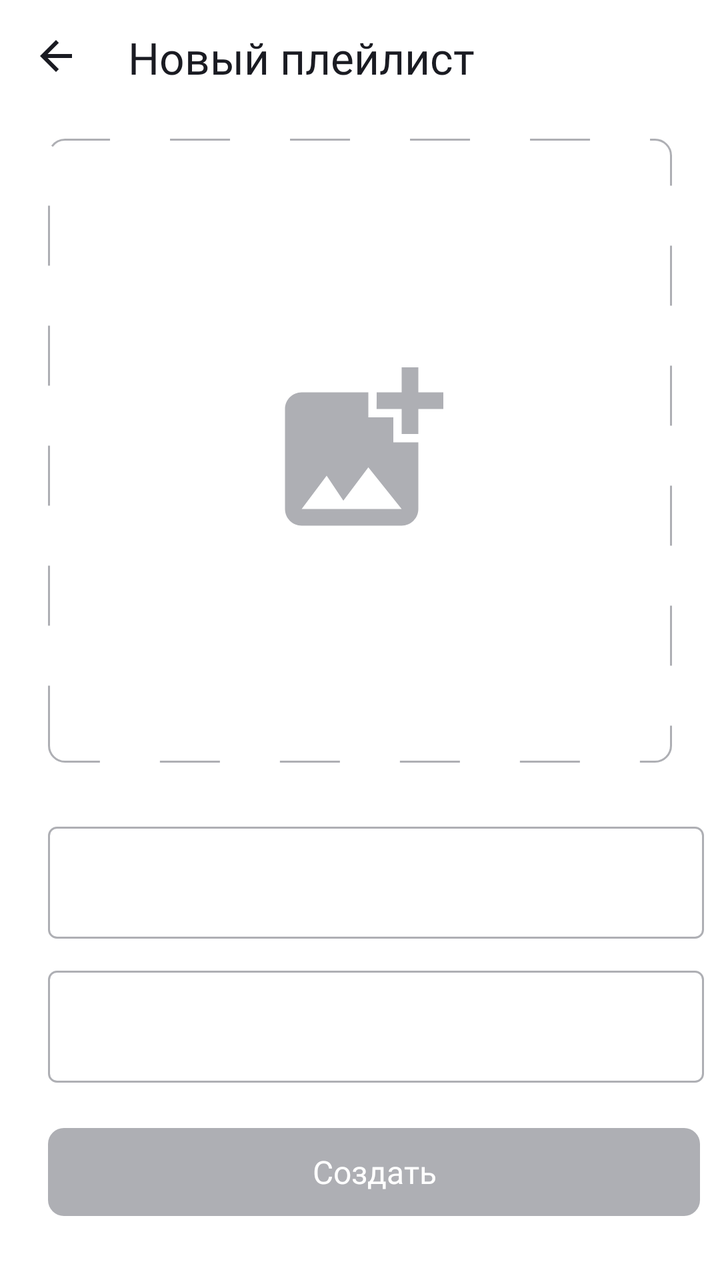
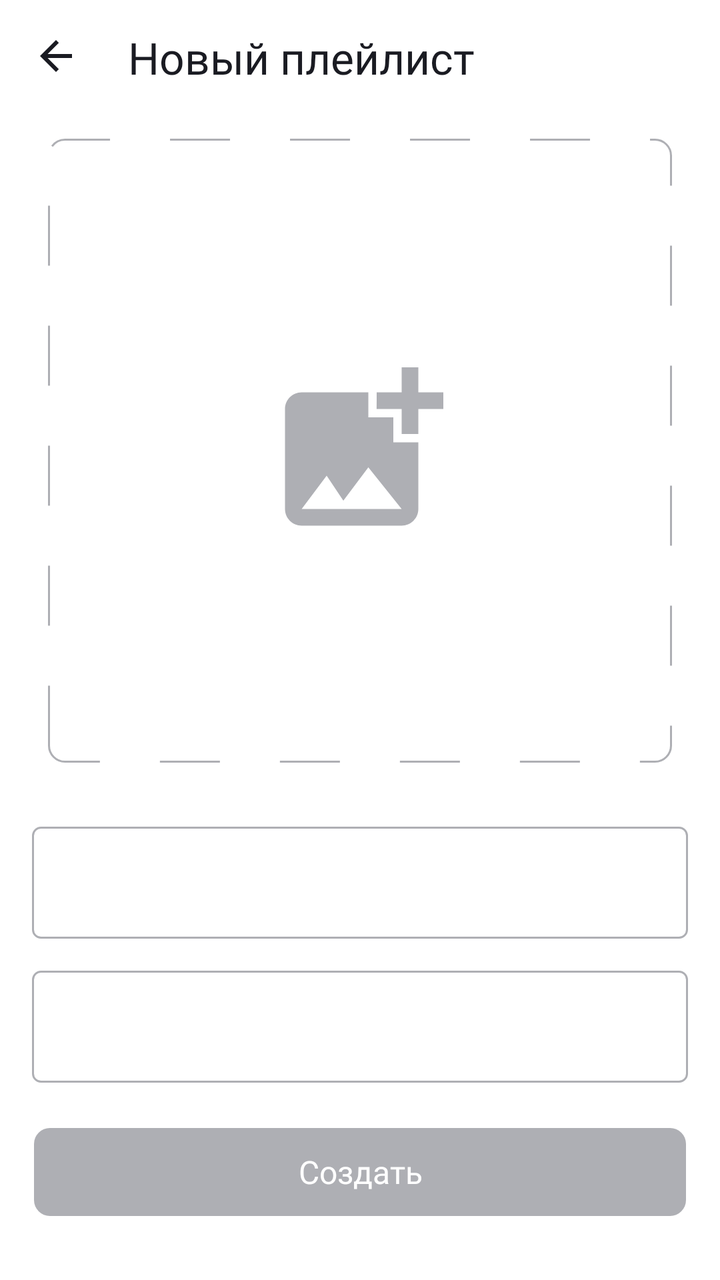

The first picture is an Android layout as it rendered before a commit; the second is the same layout after the commit. The layout source and the unified diff follow.
<!-- AndroidManifest.xml: application theme Theme.MaterialComponents.DayNight.NoActionBar -->
<!-- res/layout/fragment_playlist.xml -->
<?xml version="1.0" encoding="utf-8"?>
<androidx.constraintlayout.widget.ConstraintLayout
    xmlns:android="http://schemas.android.com/apk/res/android"
    android:layout_width="match_parent"
    android:layout_height="match_parent"
    xmlns:app="http://schemas.android.com/apk/res-auto"
    xmlns:tools="http://schemas.android.com/tools"
    android:id="@+id/playlistFragment"
    tools:context=".player.ui.fragment.AudioPlayerFragment"
    android:theme="@style/Base.Theme.PlaylistMaker"
    android:background="?attr/colorPrimary">
    <ImageView
        android:id="@+id/backButton"
        style="@style/BaseIcon"
        android:src="@drawable/ic_arrow"

        app:layout_constraintTop_toTopOf="parent"
        app:layout_constraintStart_toStartOf="parent"
        android:layout_marginStart="@dimen/small_margin"
        android:layout_marginTop="@dimen/small_margin"/>
    <TextView
        android:id="@+id/screenName"
        android:layout_width="wrap_content"
        android:layout_height="wrap_content"
        android:text="@string/new_playlist"
        style="@style/PrimaryText"

        app:layout_constraintTop_toTopOf="parent"
        app:layout_constraintStart_toEndOf="@id/backButton"
        android:layout_marginStart="@dimen/big_margin"
        android:layout_marginTop="14dp"/>

    <ImageView
        android:id="@+id/playlistImage"
        android:layout_width="312dp"
        android:layout_height="312dp"
        android:src="@drawable/ic_new_playlist"
        android:scaleType="center"

        android:background="@drawable/playlist_image_background"

        app:layout_constraintStart_toStartOf="parent"
        app:layout_constraintEnd_toEndOf="parent"
        app:layout_constraintTop_toBottomOf="@id/screenName"
        android:layout_marginTop="26dp"

        android:foreground="?attr/selectableItemBackground"/>
    
    <EditText
        android:id="@+id/playlistName"
        android:layout_width="328dp"
        android:layout_height="56dp"
        android:paddingHorizontal="16dp"
        android:paddingVertical="18dp"
        android:hint="@string/playlist_name"
        android:textColorHint="?attr/colorOnPrimary"
        style="@style/BodySmallText"

        android:background="@drawable/edit_text_background"

        app:layout_constraintStart_toStartOf="@id/playlistImage"
        app:layout_constraintTop_toBottomOf="@id/playlistImage"
        android:layout_marginTop="32dp"

        android:stateListAnimator="@animator/edit_text_focus"/>

    <EditText
        android:id="@+id/playlistDescription"
        android:layout_width="328dp"
        android:layout_height="56dp"
        android:paddingHorizontal="@dimen/small_margin"
        android:paddingVertical="18dp"
        android:hint="@string/playlist_description"
        android:textColorHint="?attr/colorOnPrimary"
        style="@style/BodySmallText"

        android:background="@drawable/edit_text_background"

        app:layout_constraintTop_toBottomOf="@id/playlistName"
        app:layout_constraintStart_toStartOf="@id/playlistImage"
        android:layout_marginTop="@dimen/small_margin"

        android:stateListAnimator="@animator/edit_text_focus"/>

    <androidx.appcompat.widget.AppCompatButton
        android:id="@+id/saveButton"
        android:layout_width="326dp"
        android:layout_height="44dp"
        android:text="@string/create"
        android:background="@drawable/button_states"
        android:textColor="@color/white"
        android:textSize="@dimen/small_text_size"
        android:fontFamily="@font/ys_display_medium"
        android:textFontWeight="500"
        android:textAllCaps="false"
        android:enabled="false"

        app:layout_constraintBottom_toBottomOf="parent"
        app:layout_constraintStart_toStartOf="@id/playlistImage"
        android:layout_marginBottom="32dp"

        android:foreground="?attr/selectableItemBackground"/>
</androidx.constraintlayout.widget.ConstraintLayout>
<!-- resources referenced by this layout -->
<resources>
  <color name="white">#FFFFFFFF</color>
  <dimen name="big_margin">24dp</dimen>
  <dimen name="small_margin">16dp</dimen>
  <dimen name="small_text_size">16sp</dimen>
  <!-- drawable edit_text_background (drawable) -->
  <?xml version="1.0" encoding="utf-8"?>
  <shape xmlns:android="http://schemas.android.com/apk/res/android">
      <stroke
          android:color="@color/edit_text_stroke_selector"
          android:width="1dp"/>
      <corners android:radius="4dp"/>
  </shape>
  <!-- drawable ic_arrow (drawable) -->
  <vector xmlns:android="http://schemas.android.com/apk/res/android"
      android:width="24dp"
      android:height="24dp"
      android:viewportWidth="24"
      android:viewportHeight="24">
    <group>
      <clip-path
          android:pathData="M0,0h24v24h-24z"/>
      <path
          android:pathData="M20,11H7.83L13.42,5.41L12,4L4,12L12,20L13.41,18.59L7.83,13H20V11Z"
          android:fillColor="#1A1B22"/>
    </group>
  </vector>
  <!-- drawable playlist_image_background (drawable) -->
  <?xml version="1.0" encoding="utf-8"?>
  <shape xmlns:android="http://schemas.android.com/apk/res/android">
      <size android:height="312dp"
          android:width="312dp"/>
      <corners android:radius="8dp"/>
  
      <stroke
          android:color="@color/text_grey"
          android:width="1dp"
          android:dashWidth="30dp"
          android:dashGap="30dp"/>
  </shape>
  <string name="create">Создать</string>
  <string name="new_playlist">Новый плейлист</string>
  <string name="playlist_description">Описание</string>
  <string name="playlist_name">Название*</string>
  <style name="Base.Theme.PlaylistMaker" parent="Theme.MaterialComponents.DayNight.NoActionBar">
          <item name="colorPrimary">@color/white</item>
          <item name="colorSecondary">@color/blue</item>
          <item name="colorOnPrimary">@color/black</item>
          <item name="colorOnBackground">@color/text_grey</item>
          <item name="colorOnContainer">@color/light_gray</item>
          <item name="colorTertiary">@color/light_gray</item>
          <item name="colorOnTertiary">@color/text_grey</item>
      </style>
  <style name="BaseIcon">
          <item name="android:foreground">?attr/selectableItemBackground</item>
          <item name="android:layout_height">@dimen/icon_size</item>
          <item name="android:layout_width">@dimen/icon_size</item>
          <item name="tint">?attr/colorOnPrimary</item>
          <item name="backgroundTint">?attr/colorPrimary</item>
      </style>
  <style name="BodySmallText" parent="BaseText">
          <item name="android:fontFamily">@font/ys_display_regular</item>
          <item name="android:textFontWeight">400</item>
          <item name="android:textSize">@dimen/small_text_size</item>
          <item name="android:textColor">?attr/colorOnPrimary</item>
      </style>
  <style name="PrimaryText" parent="BaseText">
          <item name="android:textSize">@dimen/standart_text_size</item>
          <item name="android:textFontWeight">500</item>
      </style>
  <color name="blue">#3772E7</color>
  <color name="text_grey">#AEAFB4</color>
  <color name="black">#1A1B22</color>
  <color name="light_gray">#E6E8EB</color>
  <dimen name="icon_size">24dp</dimen>
  <style name="BaseText">
          <item name="android:fontFamily">@font/ys_display_medium</item>
          <item name="android:textColor">?attr/colorOnPrimary</item>
      </style>
  <dimen name="standart_text_size">22sp</dimen>
  <!-- unchanged entries left out for length: 2 -->
</resources>

<!-- the commit's change to res/layout/fragment_playlist.xml (unified diff, before → after) -->
@@ -1,103 +1,130 @@
 <?xml version="1.0" encoding="utf-8"?>
-<androidx.constraintlayout.widget.ConstraintLayout
+<androidx.core.widget.NestedScrollView
     xmlns:android="http://schemas.android.com/apk/res/android"
+    xmlns:app="http://schemas.android.com/apk/res-auto"
+    xmlns:tools="http://schemas.android.com/tools"
     android:layout_width="match_parent"
     android:layout_height="match_parent"
-    xmlns:app="http://schemas.android.com/apk/res-auto"
-    xmlns:tools="http://schemas.android.com/tools"
     android:id="@+id/playlistFragment"
     tools:context=".player.ui.fragment.AudioPlayerFragment"
     android:theme="@style/Base.Theme.PlaylistMaker"
-    android:background="?attr/colorPrimary">
-    <ImageView
-        android:id="@+id/backButton"
-        style="@style/BaseIcon"
-        android:src="@drawable/ic_arrow"
+    android:background="?attr/colorPrimary"
 
-        app:layout_constraintTop_toTopOf="parent"
-        app:layout_constraintStart_toStartOf="parent"
-        android:layout_marginStart="@dimen/small_margin"
-        android:layout_marginTop="@dimen/small_margin"/>
-    <TextView
-        android:id="@+id/screenName"
-        android:layout_width="wrap_content"
-        android:layout_height="wrap_content"
-        android:text="@string/new_playlist"
-        style="@style/PrimaryText"
+    android:fillViewport="true">
+    <androidx.constraintlayout.widget.ConstraintLayout
+        android:layout_width="match_parent"
+        android:layout_height="match_parent"
+        android:paddingHorizontal="@dimen/content_horizontal_margin">
+        <ImageView
+            android:id="@+id/backButton"
+            style="@style/BaseIcon"
+            android:src="@drawable/ic_arrow"
 
-        app:layout_constraintTop_toTopOf="parent"
-        app:layout_constraintStart_toEndOf="@id/backButton"
-        android:layout_marginStart="@dimen/big_margin"
-        android:layout_marginTop="14dp"/>
+            app:layout_constraintTop_toTopOf="parent"
+            app:layout_constraintStart_toStartOf="parent"
+            android:layout_marginTop="@dimen/small_margin"/>
+        <TextView
+            android:id="@+id/screenName"
+            android:layout_width="wrap_content"
+            android:layout_height="wrap_content"
+            android:text="@string/new_playlist"
+            style="@style/PrimaryText"
 
-    <ImageView
-        android:id="@+id/playlistImage"
-        android:layout_width="312dp"
-        android:layout_height="312dp"
-        android:src="@drawable/ic_new_playlist"
-        android:scaleType="center"
+            app:layout_constraintTop_toTopOf="parent"
+            app:layout_constraintStart_toEndOf="@id/backButton"
+            android:layout_marginStart="@dimen/big_margin"
+            android:layout_marginTop="14dp"/>
 
-        android:background="@drawable/playlist_image_background"
+        <ImageView
+            android:id="@+id/playlistImage"
+            android:layout_width="match_parent"
+            android:layout_height="0dp"
+            app:layout_constraintDimensionRatio="1:1"
+            android:src="@drawable/ic_new_playlist"
+            android:scaleType="center"
 
-        app:layout_constraintStart_toStartOf="parent"
-        app:layout_constraintEnd_toEndOf="parent"
-        app:layout_constraintTop_toBottomOf="@id/screenName"
-        android:layout_marginTop="26dp"
+            android:background="@drawable/playlist_image_background"
 
-        android:foreground="?attr/selectableItemBackground"/>
-    
-    <EditText
-        android:id="@+id/playlistName"
-        android:layout_width="328dp"
-        android:layout_height="56dp"
-        android:paddingHorizontal="16dp"
-        android:paddingVertical="18dp"
-        android:hint="@string/playlist_name"
-        android:textColorHint="?attr/colorOnPrimary"
-        style="@style/BodySmallText"
+            app:layout_constraintStart_toStartOf="parent"
+            app:layout_constraintEnd_toEndOf="parent"
+            app:layout_constraintTop_toBottomOf="@id/screenName"
+            android:layout_marginTop="26dp"
+            android:layout_marginHorizontal="8dp"
 
-        android:background="@drawable/edit_text_background"
+            app:layout_constrainedWidth="true"
+            android:maxWidth="@dimen/max_width"
 
-        app:layout_constraintStart_toStartOf="@id/playlistImage"
-        app:layout_constraintTop_toBottomOf="@id/playlistImage"
-        android:layout_marginTop="32dp"
+            android:foreground="?attr/selectableItemBackground"/>
 
-        android:stateListAnimator="@animator/edit_text_focus"/>
+        <EditText
+            android:id="@+id/playlistName"
+            android:layout_width="match_parent"
+            android:layout_height="56dp"
+            android:paddingHorizontal="16dp"
+            android:paddingVertical="18dp"
+            android:hint="@string/playlist_name"
+            android:textColorHint="?attr/colorOnPrimary"
+            style="@style/BodySmallText"
 
-    <EditText
-        android:id="@+id/playlistDescription"
-        android:layout_width="328dp"
-        android:layout_height="56dp"
-        android:paddingHorizontal="@dimen/small_margin"
-        android:paddingVertical="18dp"
-        android:hint="@string/playlist_description"
-        android:textColorHint="?attr/colorOnPrimary"
-        style="@style/BodySmallText"
+            android:background="@drawable/edit_text_background"
 
-        android:background="@drawable/edit_text_background"
+            app:layout_constraintStart_toStartOf="parent"
+            app:layout_constraintEnd_toEndOf="parent"
+            app:layout_constraintTop_toBottomOf="@id/playlistImage"
+            android:layout_marginTop="32dp"
 
-        app:layout_constraintTop_toBottomOf="@id/playlistName"
-        app:layout_constraintStart_toStartOf="@id/playlistImage"
-        android:layout_marginTop="@dimen/small_margin"
+            app:layout_constrainedWidth="true"
+            android:maxWidth="@dimen/max_width"
 
-        android:stateListAnimator="@animator/edit_text_focus"/>
+            android:stateListAnimator="@animator/edit_text_focus"/>
 
-    <androidx.appcompat.widget.AppCompatButton
-        android:id="@+id/saveButton"
-        android:layout_width="326dp"
-        android:layout_height="44dp"
-        android:text="@string/create"
-        android:background="@drawable/button_states"
-        android:textColor="@color/white"
-        android:textSize="@dimen/small_text_size"
-        android:fontFamily="@font/ys_display_medium"
-        android:textFontWeight="500"
-        android:textAllCaps="false"
-        android:enabled="false"
+        <EditText
+            android:id="@+id/playlistDescription"
+            android:layout_width="match_parent"
+            android:layout_height="56dp"
+            android:paddingHorizontal="@dimen/small_margin"
+            android:paddingVertical="18dp"
+            android:hint="@string/playlist_description"
+            android:textColorHint="?attr/colorOnPrimary"
+            style="@style/BodySmallText"
 
-        app:layout_constraintBottom_toBottomOf="parent"
-        app:layout_constraintStart_toStartOf="@id/playlistImage"
-        android:layout_marginBottom="32dp"
+            android:background="@drawable/edit_text_background"
 
-        android:foreground="?attr/selectableItemBackground"/>
-</androidx.constraintlayout.widget.ConstraintLayout>
+            app:layout_constraintTop_toBottomOf="@id/playlistName"
+            app:layout_constraintStart_toStartOf="parent"
+            app:layout_constraintEnd_toEndOf="parent"
+            android:layout_marginTop="@dimen/small_margin"
+
+            app:layout_constrainedWidth="true"
+            android:maxWidth="@dimen/max_width"
+
+            android:stateListAnimator="@animator/edit_text_focus"/>
+
+        <androidx.appcompat.widget.AppCompatButton
+            android:id="@+id/saveButton"
+            android:layout_width="0dp"
+            android:layout_height="44dp"
+            android:text="@string/create"
+            android:background="@drawable/button_states"
+            android:textColor="@color/white"
+            android:textSize="@dimen/small_text_size"
+            android:fontFamily="@font/ys_display_medium"
+            android:textFontWeight="500"
+            android:textAllCaps="false"
+            android:enabled="false"
+
+            app:layout_constraintBottom_toBottomOf="parent"
+            app:layout_constraintStart_toStartOf="parent"
+            app:layout_constraintEnd_toEndOf="parent"
+            app:layout_constraintTop_toBottomOf="@id/playlistDescription"
+            android:layout_marginBottom="32dp"
+            android:layout_marginHorizontal="1dp"
+            android:layout_marginTop="@dimen/content_vertical_margin"
+            app:layout_constraintVertical_bias="1"
+
+            app:layout_constrainedWidth="true"
+            android:maxWidth="@dimen/max_width"
+
+            android:foreground="?attr/selectableItemBackground"/>
+    </androidx.constraintlayout.widget.ConstraintLayout>
+</androidx.core.widget.NestedScrollView>
<!-- resource entries referenced after the edit -->
@@ -2,6 +2,9 @@
 <resources>
   <color name="white">#FFFFFFFF</color>
   <dimen name="big_margin">24dp</dimen>
+  <dimen name="content_horizontal_margin">16dp</dimen>
+  <dimen name="content_vertical_margin">0dp</dimen>
+  <dimen name="max_width">400dp</dimen>
   <dimen name="small_margin">16dp</dimen>
   <dimen name="small_text_size">16sp</dimen>
   <!-- drawable edit_text_background (drawable) -->
